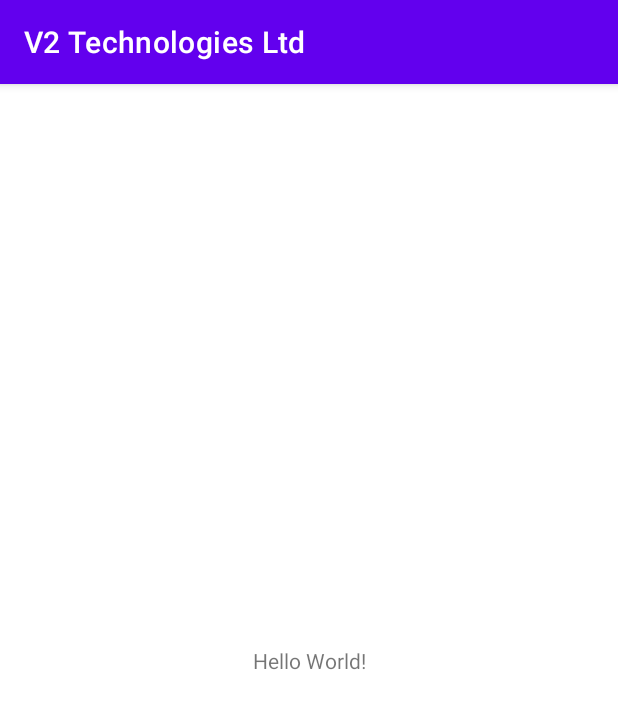
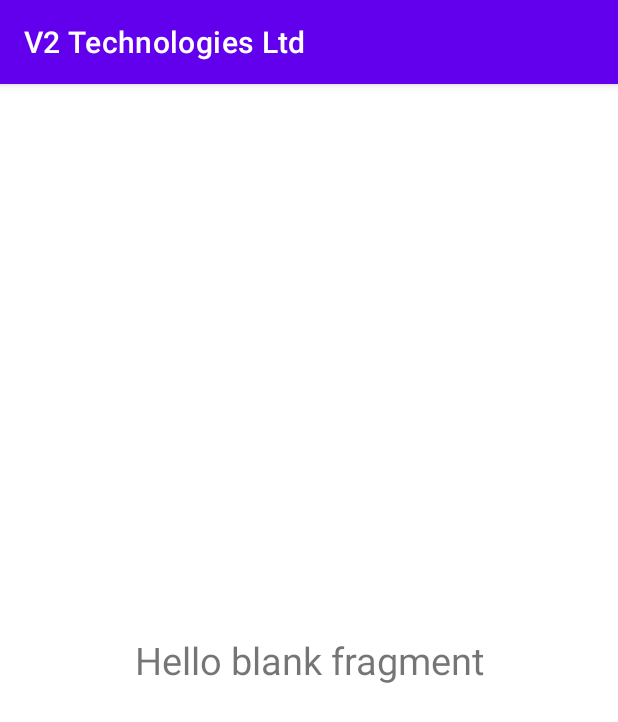
Before and after one commit to AppsDevMaruf/V2-Technologies-Ltd, an Android app: the screen it shows after launch (MainActivity), on a phone screen of 412 x 824 dp. Shown: the top 722 px of the screen. Run offline under Robolectric (Android 15) with nearby library versions, the phone set to English and light mode, and no system bars; our stand-ins replace data binding.

Commit message:
pojo class and retofit called

```diff
--- a/app/build.gradle
+++ b/app/build.gradle
@@ -38,6 +38,8 @@ dependencies {
     implementation 'androidx.appcompat:appcompat:1.5.0'
     implementation 'com.google.android.material:material:1.6.1'
     implementation 'androidx.constraintlayout:constraintlayout:2.1.4'
+    implementation 'androidx.navigation:navigation-fragment:2.5.1'
+    implementation 'androidx.navigation:navigation-ui:2.5.1'
     testImplementation 'junit:junit:4.13.2'
     androidTestImplementation 'androidx.test.ext:junit:1.1.3'
     androidTestImplementation 'androidx.test.espresso:espresso-core:3.4.0'
--- a/app/src/main/AndroidManifest.xml
+++ b/app/src/main/AndroidManifest.xml
@@ -2,6 +2,10 @@
 <manifest xmlns:android="http://schemas.android.com/apk/res/android"
     xmlns:tools="http://schemas.android.com/tools"
     package="com.marufalam.v2technologiesltd">
+    <uses-permission android:name="android.permission.INTERNET"/>
+    <uses-permission android:name="android.permission.WRITE_EXTERNAL_STORAGE" />
+    <uses-permission android:name="android.permission.CAMERA" />
+
 
     <application
         android:allowBackup="true"
--- /dev/null
+++ b/app/src/main/java/com/marufalam/v2technologiesltd/HomeFragment.java
@@ -0,0 +1,73 @@
+package com.marufalam.v2technologiesltd;
+
+import static android.content.ContentValues.TAG;
+
+import android.os.Bundle;
+
+import androidx.fragment.app.Fragment;
+
+import android.util.Log;
+import android.view.LayoutInflater;
+import android.view.View;
+import android.view.ViewGroup;
+import android.widget.Toast;
+
+import com.marufalam.v2technologiesltd.databinding.FragmentHomeBinding;
+import com.marufalam.v2technologiesltd.models.MainResponse;
+import com.marufalam.v2technologiesltd.networks.SurveyServices;
+import com.marufalam.v2technologiesltd.viewmodel.SurveyViewModel;
+
+import java.util.List;
+
+import retrofit2.Call;
+import retrofit2.Callback;
+import retrofit2.Response;
+
+
+public class HomeFragment extends Fragment {
+    private FragmentHomeBinding binding;
+    private SurveyViewModel viewModel;
+
+
+
+    public HomeFragment() {
+        // Required empty public constructor
+    }
+
+    @Override
+    public View onCreateView(LayoutInflater inflater, ViewGroup container,
+                             Bundle savedInstanceState) {
+        // Inflate the layout for this fragment
+        binding = FragmentHomeBinding.inflate(inflater, container, false);
+        /*viewModel = new ViewModelProvider(requireActivity()).get(SurveyViewModel.class);
+        Toast.makeText(requireContext(), "Thanks", Toast.LENGTH_SHORT).show();
+        viewModel.getSurveyLiveData().observe(getViewLifecycleOwner(),response -> {
+            Log.e("TAG", "onCreateView: "+response.toString());
+            binding.textView.setText(response.toString());
+            Toast.makeText(requireContext(), ""+response.toString(), Toast.LENGTH_SHORT).show();
+        });
+        viewModel.loadData();*/
+        SurveyServices.getServices().getSurveyData("getSurvey").enqueue(new Callback<List<MainResponse>>() {
+            @Override
+            public void onResponse(Call<List<MainResponse>> call, Response<List<MainResponse>> response) {
+                if (response.code() == 200){
+
+                    Log.e(TAG, "OK data get"+response.body());
+                    binding.textView.setText(""+response.body().get(1).getMainResponse());
+                    Toast.makeText(requireActivity(), ""+response, Toast.LENGTH_SHORT).show();
+
+                }
+            }
+
+            @Override
+            public void onFailure(Call<List<MainResponse>> call, Throwable t) {
+
+                    Log.e(TAG, "onFailure: "+t.getLocalizedMessage());
+                    Log.e(TAG, "error"+t.getMessage());
+            }
+        });
+
+
+        return binding.getRoot();
+    }
+}
--- /dev/null
+++ b/app/src/main/java/com/marufalam/v2technologiesltd/networks/SurveyServices.java
@@ -0,0 +1,16 @@
+package com.marufalam.v2technologiesltd.networks;
+
+import retrofit2.Retrofit;
+import retrofit2.converter.gson.GsonConverterFactory;
+
+public class SurveyServices {
+
+    public static SurveyServicesApi getServices(){
+        final Retrofit retrofit = new Retrofit.Builder()
+                .baseUrl("https://example-response.herokuapp.com/")
+                .addConverterFactory(GsonConverterFactory.create())
+                .build();
+        return retrofit.create(SurveyServicesApi.class);
+    }
+
+}
--- /dev/null
+++ b/app/src/main/java/com/marufalam/v2technologiesltd/networks/SurveyServicesApi.java
@@ -0,0 +1,17 @@
+package com.marufalam.v2technologiesltd.networks;
+
+
+import com.marufalam.v2technologiesltd.models.MainResponse;
+
+import java.util.List;
+
+import retrofit2.Call;
+import retrofit2.http.GET;
+import retrofit2.http.Url;
+
+public interface SurveyServicesApi {
+    @GET
+    Call<List<MainResponse>> getSurveyData(@Url String url);
+
+
+}
--- a/app/src/main/res/layout/activity_main.xml
+++ b/app/src/main/res/layout/activity_main.xml
@@ -1,18 +1,16 @@
 <?xml version="1.0" encoding="utf-8"?>
-<androidx.constraintlayout.widget.ConstraintLayout xmlns:android="http://schemas.android.com/apk/res/android"
+<FrameLayout xmlns:android="http://schemas.android.com/apk/res/android"
     xmlns:app="http://schemas.android.com/apk/res-auto"
     xmlns:tools="http://schemas.android.com/tools"
     android:layout_width="match_parent"
     android:layout_height="match_parent"
-    tools:context=".MainActivity">
+    tools:context=".MainActivity" >
 
-    <TextView
-        android:layout_width="wrap_content"
-        android:layout_height="wrap_content"
-        android:text="Hello World!"
-        app:layout_constraintBottom_toBottomOf="parent"
-        app:layout_constraintEnd_toEndOf="parent"
-        app:layout_constraintStart_toStartOf="parent"
-        app:layout_constraintTop_toTopOf="parent" />
-
-</androidx.constraintlayout.widget.ConstraintLayout>
+    <androidx.fragment.app.FragmentContainerView
+        android:id="@+id/fragmentContainerView"
+        android:name="androidx.navigation.fragment.NavHostFragment"
+        android:layout_width="match_parent"
+        android:layout_height="match_parent"
+        app:defaultNavHost="true"
+        app:navGraph="@navigation/nav_graph" />
+</FrameLayout>
--- /dev/null
+++ b/app/src/main/res/layout/fragment_home.xml
@@ -0,0 +1,24 @@
+<?xml version="1.0" encoding="utf-8"?>
+<layout xmlns:android="http://schemas.android.com/apk/res/android"
+    xmlns:tools="http://schemas.android.com/tools">
+
+    <data>
+
+    </data>
+
+    <FrameLayout
+        android:layout_width="match_parent"
+        android:layout_height="match_parent"
+        tools:context=".HomeFragment">
+
+        <!-- TODO: Update blank fragment layout -->
+        <TextView
+            android:id="@+id/textView"
+            android:gravity="center"
+            android:layout_width="match_parent"
+            android:textSize="25sp"
+            android:layout_height="match_parent"
+            android:text="@string/hello_blank_fragment" />
+
+    </FrameLayout>
+</layout>
--- /dev/null
+++ b/app/src/main/res/navigation/nav_graph.xml
@@ -0,0 +1,13 @@
+<?xml version="1.0" encoding="utf-8"?>
+<navigation xmlns:android="http://schemas.android.com/apk/res/android"
+    xmlns:app="http://schemas.android.com/apk/res-auto"
+    xmlns:tools="http://schemas.android.com/tools"
+    android:id="@+id/nav_graph"
+    app:startDestination="@id/homeFragment">
+
+    <fragment
+        android:id="@+id/homeFragment"
+        android:name="com.marufalam.v2technologiesltd.HomeFragment"
+        android:label="fragment_home"
+        tools:layout="@layout/fragment_home" />
+</navigation>
--- a/app/src/main/res/values/strings.xml
+++ b/app/src/main/res/values/strings.xml
@@ -1,3 +1,5 @@
 <resources>
     <string name="app_name">V2 Technologies Ltd</string>
+    <!-- TODO: Remove or change this placeholder text -->
+    <string name="hello_blank_fragment">Hello blank fragment</string>
 </resources>
--- a/gradle.properties
+++ b/gradle.properties
@@ -19,3 +19,4 @@ android.useAndroidX=true
 # resources declared in the library itself and none from the library's dependencies,
 # thereby reducing the size of the R class for that library
 android.nonTransitiveRClass=true
+android.enableJetifier=true
--- a/settings.gradle
+++ b/settings.gradle
@@ -3,6 +3,7 @@ pluginManagement {
         gradlePluginPortal()
         google()
         mavenCentral()
+        jcenter() // Warning: this repository is going to shut down soon
     }
 }
 dependencyResolutionManagement {
@@ -10,6 +11,7 @@ dependencyResolutionManagement {
     repositories {
         google()
         mavenCentral()
+        jcenter() // Warning: this repository is going to shut down soon
     }
 }
 rootProject.name = "V2 Technologies Ltd"
```
Also changed, not shown: app/src/main/java/com/marufalam/v2technologiesltd/models/MainResponse.java (added, +26 -0 lines), app/src/main/java/com/marufalam/v2technologiesltd/models/MainResponseItem.java (renamed from app/src/main/java/com/marufalam/v2technologiesltd/models/ResponseItem.java, +26 -2 lines), app/src/main/java/com/marufalam/v2technologiesltd/models/OptionsItem.java (+8 -0 lines), app/src/main/java/com/marufalam/v2technologiesltd/models/Response.java (deleted, +0 -22 lines), app/src/main/java/com/marufalam/v2technologiesltd/viewmodel/SurveyViewModel.java (added, +44 -0 lines).
